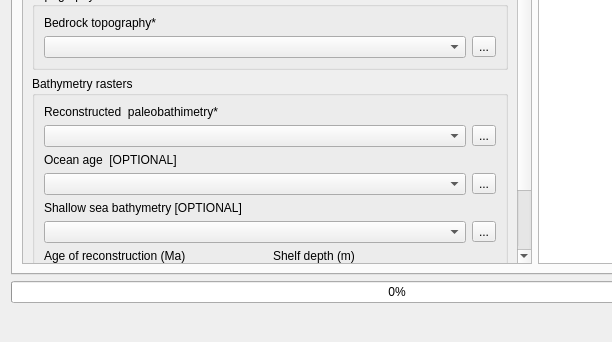
Before: the Qt Designer form dem_builder_dialog_base.ui in jaminzoda/terra-antiqua, drawn with Qt 5; both pictures show x 0 to 612 and y 158 to 500 of the 880 by 500 pixel window.
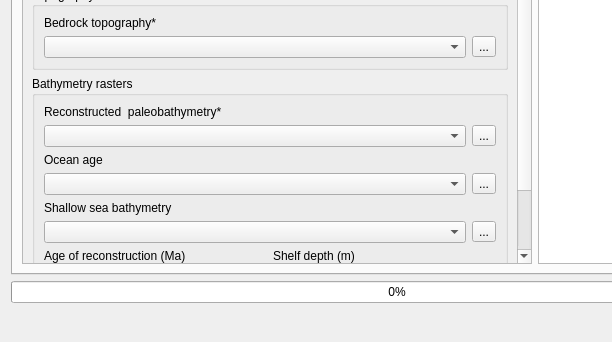
After: the same form once the commit is applied. Custom widgets are drawn as their Qt base class.

The edit to the form file:
```diff
--- a/dem_builder_dialog_base.ui
+++ b/dem_builder_dialog_base.ui
@@ -42,9 +42,9 @@
           <property name="geometry">
            <rect>
             <x>0</x>
-            <y>0</y>
-            <width>493</width>
-            <height>458</height>
+            <y>-235</y>
+            <width>463</width>
+            <height>562</height>
            </rect>
           </property>
           <layout class="QVBoxLayout" name="verticalLayout_8">
@@ -157,7 +157,7 @@
                 <item>
                  <widget class="QLabel" name="oceanAgeLabel">
                   <property name="text">
-                   <string>Ocean age  [OPTIONAL]</string>
+                   <string>Ocean age </string>
                   </property>
                  </widget>
                 </item>
@@ -192,7 +192,7 @@
                 <item>
                  <widget class="QLabel" name="shallowSeaLabel">
                   <property name="text">
-                   <string>Shallow sea bathymetry [OPTIONAL]</string>
+                   <string>Shallow sea bathymetry</string>
                   </property>
                  </widget>
                 </item>
@@ -233,7 +233,7 @@
                 <item>
                  <widget class="QLabel" name="label_2">
                   <property name="text">
-                   <string>Reconstructed  paleobathimetry*</string>
+                   <string>Reconstructed  paleobathymetry*</string>
                   </property>
                  </widget>
                 </item>
```
Left out of the diff: 30 changed lines with no effect on the pictures.
